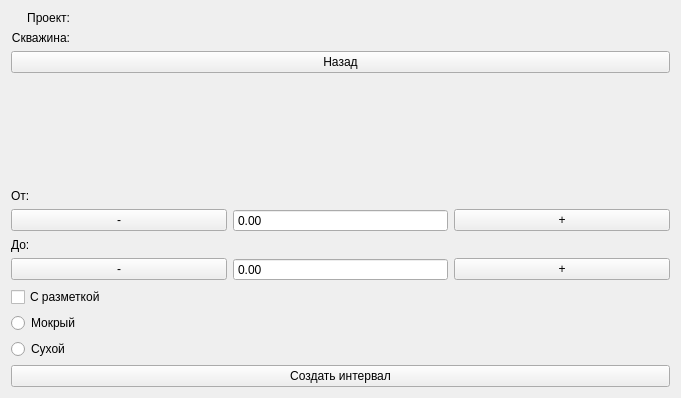
First picture: the form in resources/ui/NewIntervalForm.ui, repository StellarCampfire/GeoPhoto, before the edit.
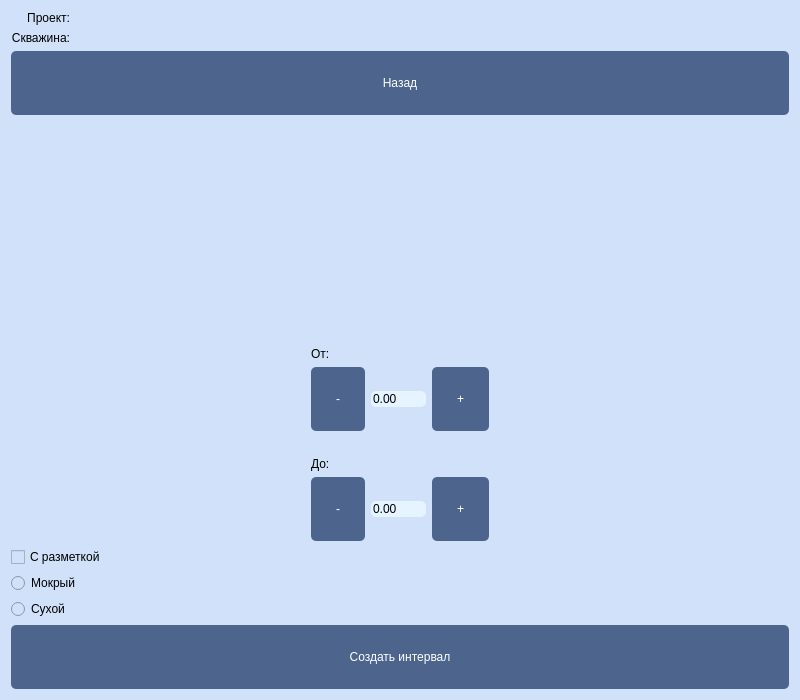
Second picture: the form after the edit.

```diff
--- a/resources/ui/NewIntervalForm.ui
+++ b/resources/ui/NewIntervalForm.ui
@@ -6,13 +6,82 @@
    <rect>
     <x>0</x>
     <y>0</y>
-    <width>681</width>
-    <height>398</height>
+    <width>800</width>
+    <height>700</height>
    </rect>
   </property>
   <property name="windowTitle">
    <string>Form</string>
   </property>
+  <property name="styleSheet">
+   <string notr="true">QLabel {
+	text-align: center;
+	font: 57 16pt &quot;Sono Medium&quot;;
+}
+
+QCheckBox {
+	text-align: center;
+	font: 57 16pt &quot;Sono Medium&quot;;
+}
+
+QRadioButton {
+	text-align: center;
+	font: 57 16pt &quot;Sono Medium&quot;;
+}
+
+QWidget {
+    background-color: rgb(208, 225, 249);
+}
+
+QPushButton {
+    background-color: rgb(77, 100, 141);
+
+    color: white;
+    border-radius: 5px;
+	padding: 25;
+	font: 57 18pt &quot;Sono Medium&quot;;
+}
+
+QPushButton:focus {
+    background-color: rgb(40, 54, 85);
+
+    color: white;
+    border-radius: 5px;
+	padding: 25;
+	font: 57 18pt &quot;Sono Medium&quot;;
+}
+
+QPushButton[class=&quot;CustomSpinboxButton&quot;] {
+    background-color: rgb(77, 100, 141);
+
+    color: white;
+    border-radius: 5px;
+	padding: 25;
+	font: 57 18pt &quot;Sono Medium&quot;;
+}
+
+QPushButton[class=&quot;CustomSpinboxButtonPressed&quot;] {
+    background-color: rgb(40, 54, 85);
+
+    color: white;
+    border-radius: 5px;
+	padding: 25;
+	font: 57 18pt &quot;Sono Medium&quot;;
+}
+
+QDoubleSpinBox {
+	text-align: centrel;
+    border: none;
+	border-radius: 5px;
+    background-color: #E6F4FF;
+	font: 57 16pt &quot;Sono Medium&quot;;
+}
+
+QDoubleSpinBox:focus {
+    border: 2px solid #0057D9;
+    background-color: #E6F4FF;
+}</string>
+  </property>
   <layout class="QVBoxLayout" name="verticalLayout_3">
    <item>
     <layout class="QHBoxLayout" name="horizontalLayout">
@@ -100,66 +169,172 @@
     </spacer>
    </item>
    <item>
-    <widget class="QLabel" name="label_3">
-     <property name="text">
-      <string>От:</string>
+    <layout class="QGridLayout" name="gridLayout">
+     <property name="topMargin">
+      <number>20</number>
      </property>
-    </widget>
-   </item>
-   <item>
-    <layout class="QHBoxLayout" name="horizontalLayout_2">
-     <item>
+     <item row="1" column="1">
       <widget class="QPushButton" name="interval_from_decrease_button">
+       <property name="maximumSize">
+        <size>
+         <width>100</width>
+         <height>16777215</height>
+        </size>
+       </property>
        <property name="text">
         <string>-</string>
        </property>
       </widget>
      </item>
-     <item>
+     <item row="1" column="2">
       <widget class="QDoubleSpinBox" name="interval_from_doubleSpinBox">
+       <property name="maximumSize">
+        <size>
+         <width>200</width>
+         <height>16777215</height>
+        </size>
+       </property>
        <property name="buttonSymbols">
         <enum>QAbstractSpinBox::NoButtons</enum>
        </property>
+       <property name="maximum">
+        <double>99999.990000000005239</double>
+       </property>
       </widget>
      </item>
-     <item>
+     <item row="1" column="3">
       <widget class="QPushButton" name="interval_from_increase_button">
+       <property name="maximumSize">
+        <size>
+         <width>100</width>
+         <height>16777215</height>
+        </size>
+       </property>
        <property name="text">
         <string>+</string>
        </property>
       </widget>
      </item>
+     <item row="1" column="0">
+      <spacer name="horizontalSpacer_2">
+       <property name="orientation">
+        <enum>Qt::Horizontal</enum>
+       </property>
+       <property name="sizeHint" stdset="0">
+        <size>
+         <width>40</width>
+         <height>20</height>
+        </size>
+       </property>
+      </spacer>
+     </item>
+     <item row="0" column="1">
+      <widget class="QLabel" name="label_3">
+       <property name="text">
+        <string>От:</string>
+       </property>
+       <property name="margin">
+        <number>0</number>
+       </property>
+       <property name="indent">
+        <number>0</number>
+       </property>
+      </widget>
+     </item>
+     <item row="1" column="4">
+      <spacer name="horizontalSpacer_3">
+       <property name="orientation">
+        <enum>Qt::Horizontal</enum>
+       </property>
+       <property name="sizeHint" stdset="0">
+        <size>
+         <width>40</width>
+         <height>20</height>
+        </size>
+       </property>
+      </spacer>
+     </item>
     </layout>
    </item>
    <item>
-    <widget class="QLabel" name="label_4">
-     <property name="text">
-      <string>До:</string>
+    <layout class="QGridLayout" name="gridLayout_2">
+     <property name="topMargin">
+      <number>20</number>
      </property>
-    </widget>
-   </item>
-   <item>
-    <layout class="QHBoxLayout" name="horizontalLayout_3">
-     <item>
+     <item row="0" column="1">
+      <widget class="QLabel" name="label_4">
+       <property name="text">
+        <string>До:</string>
+       </property>
+      </widget>
+     </item>
+     <item row="1" column="3">
+      <widget class="QPushButton" name="interval_to_increase_button">
+       <property name="maximumSize">
+        <size>
+         <width>100</width>
+         <height>16777215</height>
+        </size>
+       </property>
+       <property name="text">
+        <string>+</string>
+       </property>
+      </widget>
+     </item>
+     <item row="1" column="1">
       <widget class="QPushButton" name="interval_to_decrease_button">
+       <property name="maximumSize">
+        <size>
+         <width>100</width>
+         <height>16777215</height>
+        </size>
+       </property>
        <property name="text">
         <string>-</string>
        </property>
       </widget>
      </item>
-     <item>
+     <item row="1" column="0">
+      <spacer name="horizontalSpacer_4">
+       <property name="orientation">
+        <enum>Qt::Horizontal</enum>
+       </property>
+       <property name="sizeHint" stdset="0">
+        <size>
+         <width>40</width>
+         <height>20</height>
+        </size>
+       </property>
+      </spacer>
+     </item>
+     <item row="1" column="2">
       <widget class="QDoubleSpinBox" name="interval_to_doubleSpinBox">
+       <property name="maximumSize">
+        <size>
+         <width>200</width>
+         <height>16777215</height>
+        </size>
+       </property>
        <property name="buttonSymbols">
         <enum>QAbstractSpinBox::NoButtons</enum>
        </property>
+       <property name="maximum">
+        <double>99999.990000000005239</double>
+       </property>
       </widget>
      </item>
-     <item>
-      <widget class="QPushButton" name="interval_to_increase_button">
-       <property name="text">
-        <string>+</string>
+     <item row="1" column="4">
+      <spacer name="horizontalSpacer_5">
+       <property name="orientation">
+        <enum>Qt::Horizontal</enum>
        </property>
-      </widget>
+       <property name="sizeHint" stdset="0">
+        <size>
+         <width>40</width>
+         <height>20</height>
+        </size>
+       </property>
+      </spacer>
      </item>
     </layout>
    </item>
```
Left out of the diff: 3 changed lines with no effect on the pictures.
